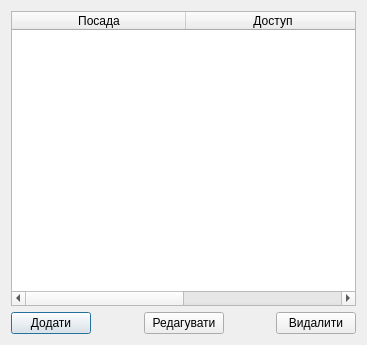
Above: PostSettingDialog.ui from CreatorBooMGit/SShop before the change. Below: the same form after it.
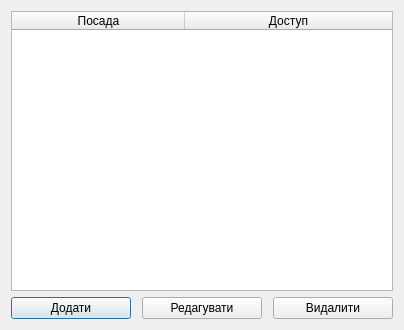
That is the form after the change.

```diff
--- a/PostSettingDialog.ui
+++ b/PostSettingDialog.ui
@@ -6,8 +6,8 @@
    <rect>
     <x>0</x>
     <y>0</y>
-    <width>367</width>
-    <height>345</height>
+    <width>404</width>
+    <height>330</height>
    </rect>
   </property>
   <property name="windowTitle">
@@ -16,8 +16,17 @@
   <layout class="QGridLayout" name="gridLayout">
    <item row="0" column="0">
     <widget class="QTableWidget" name="tableWidget">
+     <property name="horizontalScrollBarPolicy">
+      <enum>Qt::ScrollBarAlwaysOff</enum>
+     </property>
+     <property name="selectionMode">
+      <enum>QAbstractItemView::SingleSelection</enum>
+     </property>
+     <property name="selectionBehavior">
+      <enum>QAbstractItemView::SelectRows</enum>
+     </property>
      <attribute name="horizontalHeaderDefaultSectionSize">
-      <number>174</number>
+      <number>173</number>
      </attribute>
      <attribute name="horizontalHeaderStretchLastSection">
       <bool>true</bool>
@@ -41,6 +50,18 @@
     <layout class="QHBoxLayout" name="horizontalLayout">
      <item>
       <widget class="QPushButton" name="addButton">
+       <property name="minimumSize">
+        <size>
+         <width>120</width>
+         <height>0</height>
+        </size>
+       </property>
+       <property name="maximumSize">
+        <size>
+         <width>120</width>
+         <height>16777215</height>
+        </size>
+       </property>
        <property name="text">
         <string>Додати</string>
        </property>
@@ -61,6 +82,18 @@
      </item>
      <item>
       <widget class="QPushButton" name="editButton">
+       <property name="minimumSize">
+        <size>
+         <width>120</width>
+         <height>0</height>
+        </size>
+       </property>
+       <property name="maximumSize">
+        <size>
+         <width>120</width>
+         <height>16777215</height>
+        </size>
+       </property>
        <property name="text">
         <string>Редагувати</string>
        </property>
@@ -81,6 +114,18 @@
      </item>
      <item>
       <widget class="QPushButton" name="removeButton">
+       <property name="minimumSize">
+        <size>
+         <width>120</width>
+         <height>0</height>
+        </size>
+       </property>
+       <property name="maximumSize">
+        <size>
+         <width>120</width>
+         <height>16777215</height>
+        </size>
+       </property>
        <property name="text">
         <string>Видалити</string>
        </property>
```
